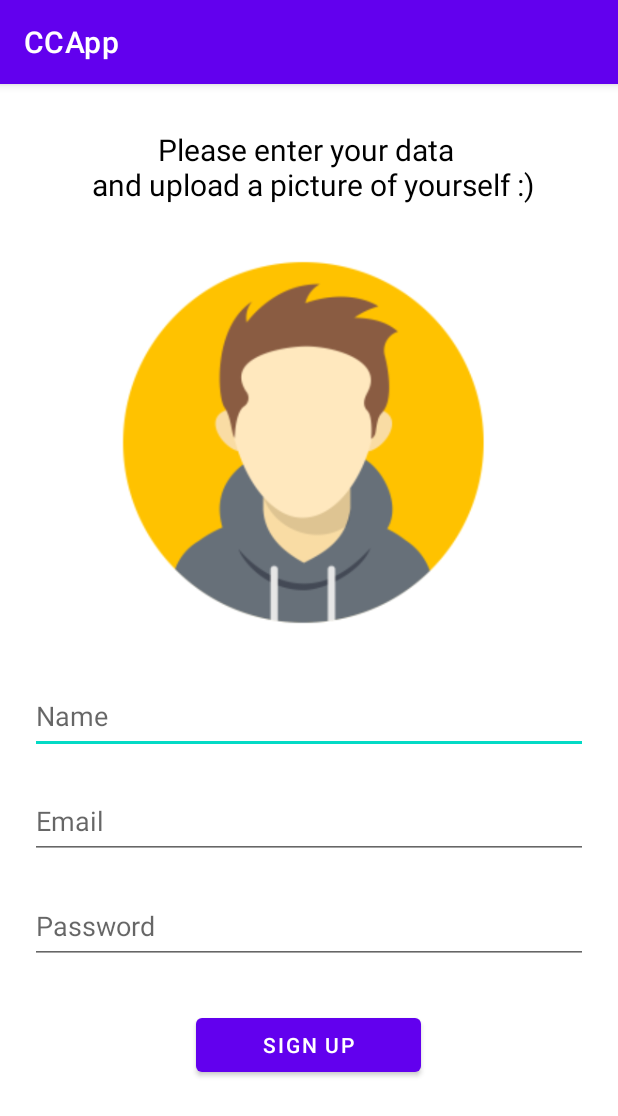
After one commit to FS93/CCApp, an Android app: the SignupActivity screen opened directly, with no data from a screen before it, on a phone screen of 412 x 824 dp. The commit adds this screen. Shown: the top 1116 px of the screen. Run offline under Robolectric (Android 15) with nearby library versions, the phone set to English and light mode, and no system bars.

Commit message:
Designed simple SignUpActivity & created intents

```diff
--- a/app/build.gradle
+++ b/app/build.gradle
@@ -44,7 +44,7 @@ repositories {
 dependencies {
     implementation 'androidx.core:core-ktx:1.7.0'
     implementation 'androidx.appcompat:appcompat:1.4.1'
-    implementation 'com.google.android.material:material:1.5.0'
+    implementation 'com.google.android.material:material:1.6.0'
     implementation 'androidx.constraintlayout:constraintlayout:2.1.3'
     implementation 'androidx.navigation:navigation-fragment-ktx:2.4.2'
     implementation 'androidx.navigation:navigation-ui-ktx:2.4.2'
--- a/app/src/main/AndroidManifest.xml
+++ b/app/src/main/AndroidManifest.xml
@@ -9,8 +9,20 @@
         android:roundIcon="@mipmap/ic_launcher_round"
         android:supportsRtl="true"
         android:theme="@style/Theme.CCApp">
+        <activity
+            android:name=".SignupActivity"
+            android:exported="true">
+            <intent-filter>
+                <action android:name="android.intent.action.MAIN" />
+            </intent-filter>
 
-        <meta-data android:name="com.google.android.geo.API_KEY" android:value="AIzaSyAmQRAm5XB29QV0_0vQQ-6XDTdnzNe1fro"/>
+        </activity>
+
+
+
+        <meta-data
+            android:name="com.google.android.geo.API_KEY"
+            android:value="AIzaSyAmQRAm5XB29QV0_0vQQ-6XDTdnzNe1fro" />
 
         <activity
             android:name=".SearchResultActivity"
@@ -41,7 +53,6 @@
             android:exported="true">
             <intent-filter>
                 <action android:name="android.intent.action.MAIN" />
-
                 <category android:name="android.intent.category.LAUNCHER" />
             </intent-filter>
         </activity>
--- a/app/src/main/java/com/example/ccapp/LoginActivity.kt
+++ b/app/src/main/java/com/example/ccapp/LoginActivity.kt
@@ -32,11 +32,9 @@ class LoginActivity : AppCompatActivity() {
         //mAuth = FirebaseAuth.getInstance()
 
         btnSignUp.setOnClickListener{
-            Toast.makeText(applicationContext,"Signup activity not yet implemented...",Toast.LENGTH_SHORT).show()
-
-            //val intent = Intent(this, SignUp::class.java)
-            //finish()
-            //startActivity(intent)
+            val intent = Intent(this, SignupActivity::class.java)
+            finish()
+            startActivity(intent)
         }
 
         btnLogin.setOnClickListener {
--- /dev/null
+++ b/app/src/main/java/com/example/ccapp/SignupActivity.kt
@@ -0,0 +1,47 @@
+package com.example.ccapp
+
+import android.content.Intent
+import android.net.Uri
+import androidx.appcompat.app.AppCompatActivity
+import android.os.Bundle
+import android.provider.MediaStore
+import android.widget.Button
+import android.widget.ImageView
+import kotlinx.android.synthetic.main.activity_profile.*
+
+class SignupActivity : AppCompatActivity() {
+
+    lateinit var profilePicture: ImageView
+    lateinit var btnSignup: Button
+    val pickImage = 0
+    private var imageUri: Uri? = null
+
+
+    override fun onCreate(savedInstanceState: Bundle?) {
+        super.onCreate(savedInstanceState)
+        setContentView(R.layout.activity_signup)
+
+        // Gallery Picker for profile picture
+        profilePicture = findViewById(R.id.ivProfilePicture)
+        profilePicture.setOnClickListener {
+            val gallery = Intent(Intent.ACTION_PICK, MediaStore.Images.Media.INTERNAL_CONTENT_URI)
+            startActivityForResult(gallery, pickImage)
+        }
+
+        btnSignup = findViewById(R.id.btnSignUp)
+        btnSignup.setOnClickListener {
+            val intent = Intent(this, HomeActivity::class.java)
+            finish()
+            startActivity(intent)
+        }
+
+    }
+
+    override fun onActivityResult(requestCode: Int, resultCode: Int, data: Intent?) {
+        super.onActivityResult(requestCode, resultCode, data)
+        if (resultCode == RESULT_OK && requestCode == pickImage) {
+            imageUri = data?.data
+            profilePicture.setImageURI(imageUri)
+        }
+    }
+}
--- /dev/null
+++ b/app/src/main/res/layout/activity_signup.xml
@@ -0,0 +1,69 @@
+<?xml version="1.0" encoding="utf-8"?>
+<RelativeLayout xmlns:android="http://schemas.android.com/apk/res/android"
+    xmlns:app="http://schemas.android.com/apk/res-auto"
+    xmlns:tools="http://schemas.android.com/tools"
+    android:layout_width="match_parent"
+    android:layout_height="match_parent"
+    tools:context=".SignupActivity">
+
+    <TextView
+        android:layout_width="match_parent"
+        android:layout_height="wrap_content"
+        android:layout_margin="30dp"
+        android:gravity="center"
+        android:text="Please enter your data \n and upload a picture of yourself :)"
+        android:textColor="@color/black"
+        android:textSize="20sp" />
+
+
+    <ImageView
+        android:id="@+id/ivProfilePicture"
+        android:layout_width="400px"
+        android:layout_height="400px"
+        android:layout_centerHorizontal="true"
+        android:layout_marginTop="100dp"
+        android:src="@drawable/avatar" />
+
+    <EditText
+        android:id="@+id/edt_name"
+        android:layout_width="match_parent"
+        android:layout_height="50dp"
+        android:layout_below="@id/ivProfilePicture"
+        android:layout_marginLeft="20dp"
+        android:layout_marginTop="30dp"
+        android:layout_marginRight="20dp"
+        android:hint="Name" />
+
+    <EditText
+        android:id="@+id/edt_email"
+        android:layout_width="match_parent"
+        android:layout_height="50dp"
+        android:layout_below="@id/edt_name"
+        android:hint="Email"
+        android:layout_marginTop="20dp"
+        android:layout_marginRight="20dp"
+        android:layout_marginLeft="20dp"
+        />
+
+    <EditText
+        android:id="@+id/edt_password"
+        android:layout_width="match_parent"
+        android:layout_height="50dp"
+        android:layout_below="@id/edt_email"
+        android:hint="Password"
+        android:layout_marginTop="20dp"
+        android:layout_marginRight="20dp"
+        android:layout_marginLeft="20dp"
+        />
+
+    <Button
+        android:id="@+id/btnSignUp"
+        android:layout_width="150dp"
+        android:layout_height="wrap_content"
+        android:layout_below="@id/edt_password"
+        android:layout_centerHorizontal="true"
+        android:text="Sign up"
+        android:layout_marginTop="30dp"
+        />
+
+</RelativeLayout>
```
